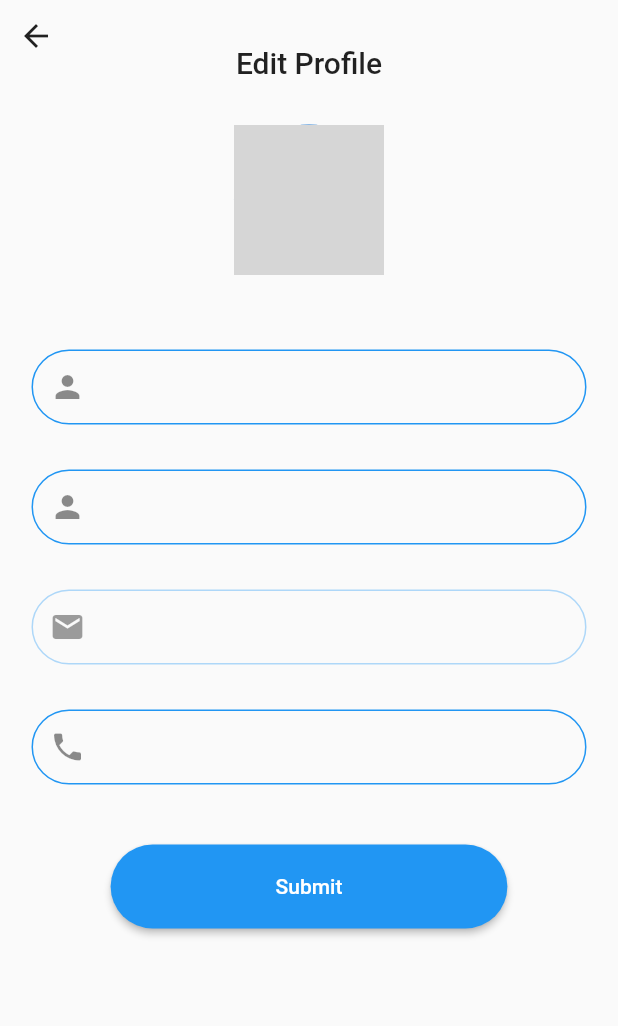
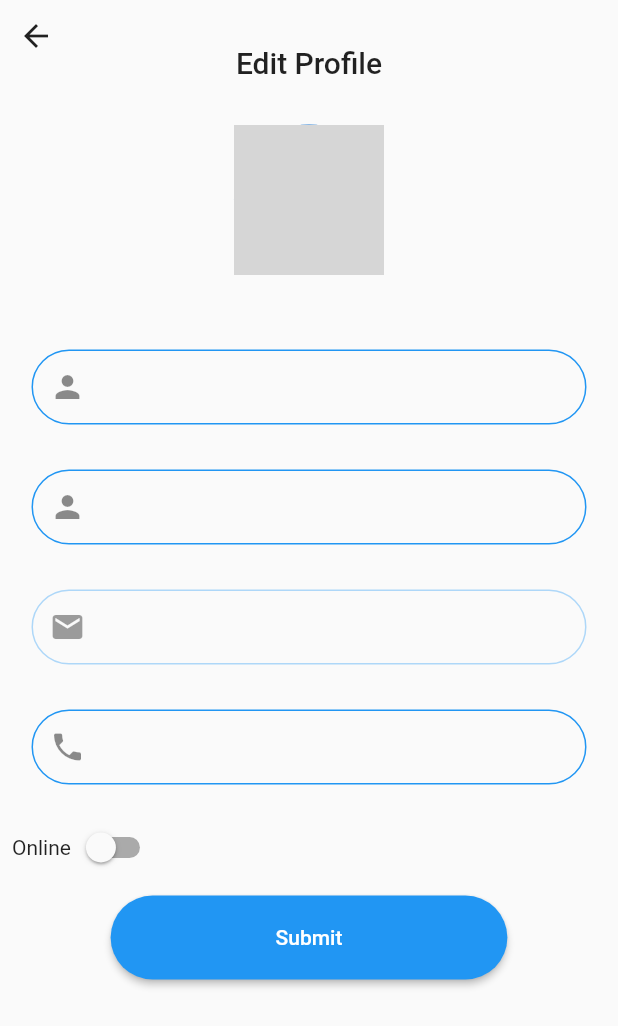
Before and after one commit to ahmedyosry433/Chat-App, a Flutter app: the Profile screen opened by its route, on a phone screen of 412 x 824 dp. Shown: the top 1026 px of the screen. Run offline on Flutter 3.47's test engine with Material 2 defaults, Android fonts, the light colour scheme and no system bars; our stand-ins replace cloud_firestore, firebase_auth, firebase_core, firebase_messaging, firebase_storage, image_picker and 1 more; accounts and stored records are empty; network calls fail; grey boxes are pictures that could not be loaded.

Commit message:
add switch is online in profile user

```diff
--- a/lib/forms/profile-form.dart
+++ b/lib/forms/profile-form.dart
@@ -30,6 +30,7 @@ class ProfileForm extends StatelessWidget {
     final TextEditingController phoneController =
         TextEditingController(text: phoneNameValue);
     final subAuthProvider = Provider.of<AuthProvider>(context, listen: false);
+    final isSwitched = subAuthProvider.getCurrentUser['isOnline'];
     return Form(
       key: formKey,
       child: Column(
@@ -136,7 +137,18 @@ class ProfileForm extends StatelessWidget {
                           const BorderSide(color: AppColorLight.sceondColor))),
             ),
           ),
-          const SizedBox(height: 40),
+          const SizedBox(height: 10),
+          Padding(
+            padding: const EdgeInsets.all(8.0),
+            child: Row(children: [
+              const Text('Online'),
+              Switch(
+                  value: isSwitched,
+                  onChanged: (value) {
+                    subAuthProvider.setIsOnilne(isOnline: value);
+                  }),
+            ]),
+          ),
           ElevatedButton(
             onPressed: () async {
               try {
--- a/lib/screens/chat/chat-main/main-chat-screen.dart
+++ b/lib/screens/chat/chat-main/main-chat-screen.dart
@@ -1,7 +1,6 @@
 // ignore_for_file: file_names, unnecessary_null_comparison, avoid_print, unrelated_type_equality_checks, use_build_context_synchronously
 
 import 'package:chat_app/core/theme/app-colors/app-colors-light.dart';
-import 'package:chat_app/model/user-model.dart';
 import 'package:chat_app/provider/message-provider.dart';
 import 'package:chat_app/screens/chat/chat-main/components/appbar-chat-main.dart';
 import 'package:chat_app/widgets/online-image.dart';
```
